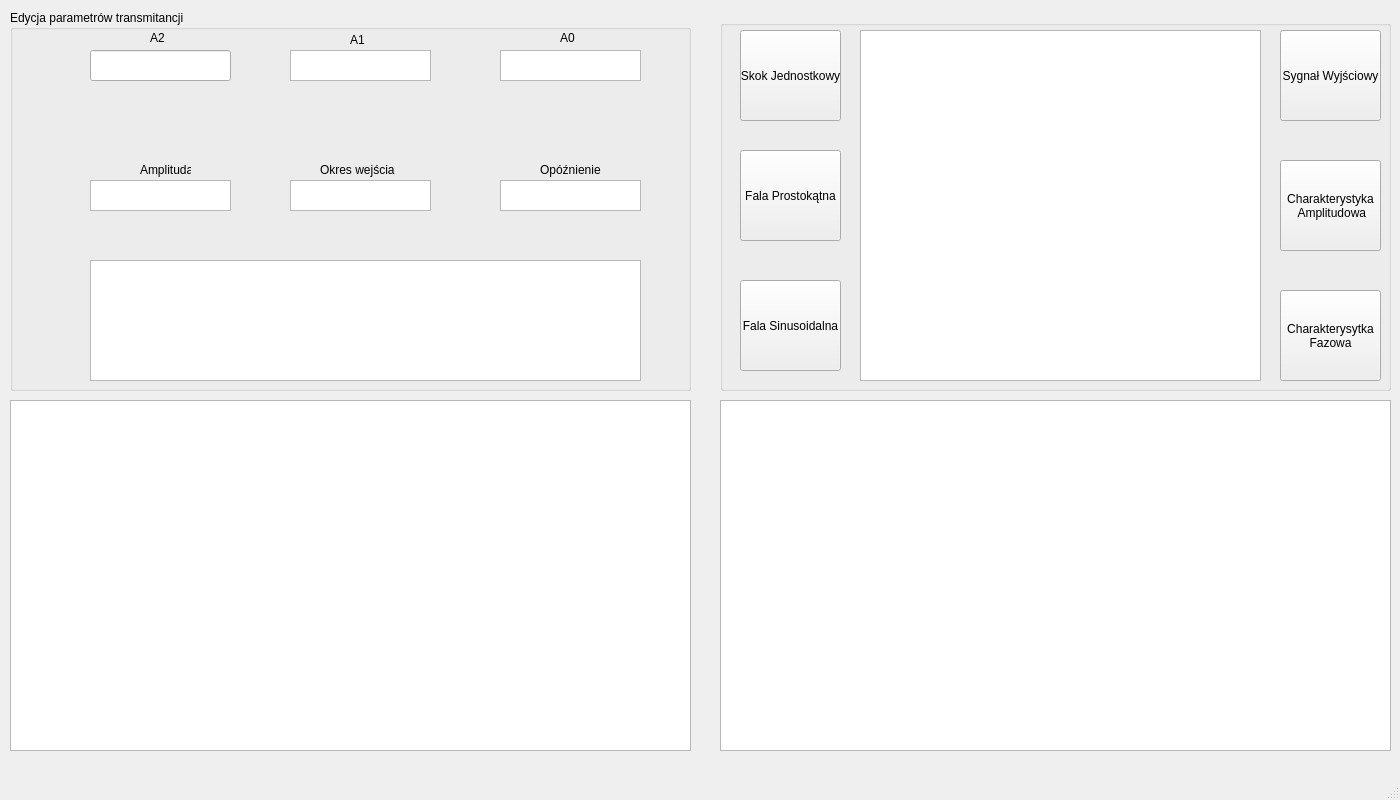
Qt form mainwindow.ui (Yannkess/MMM_Projekt) before a commit.
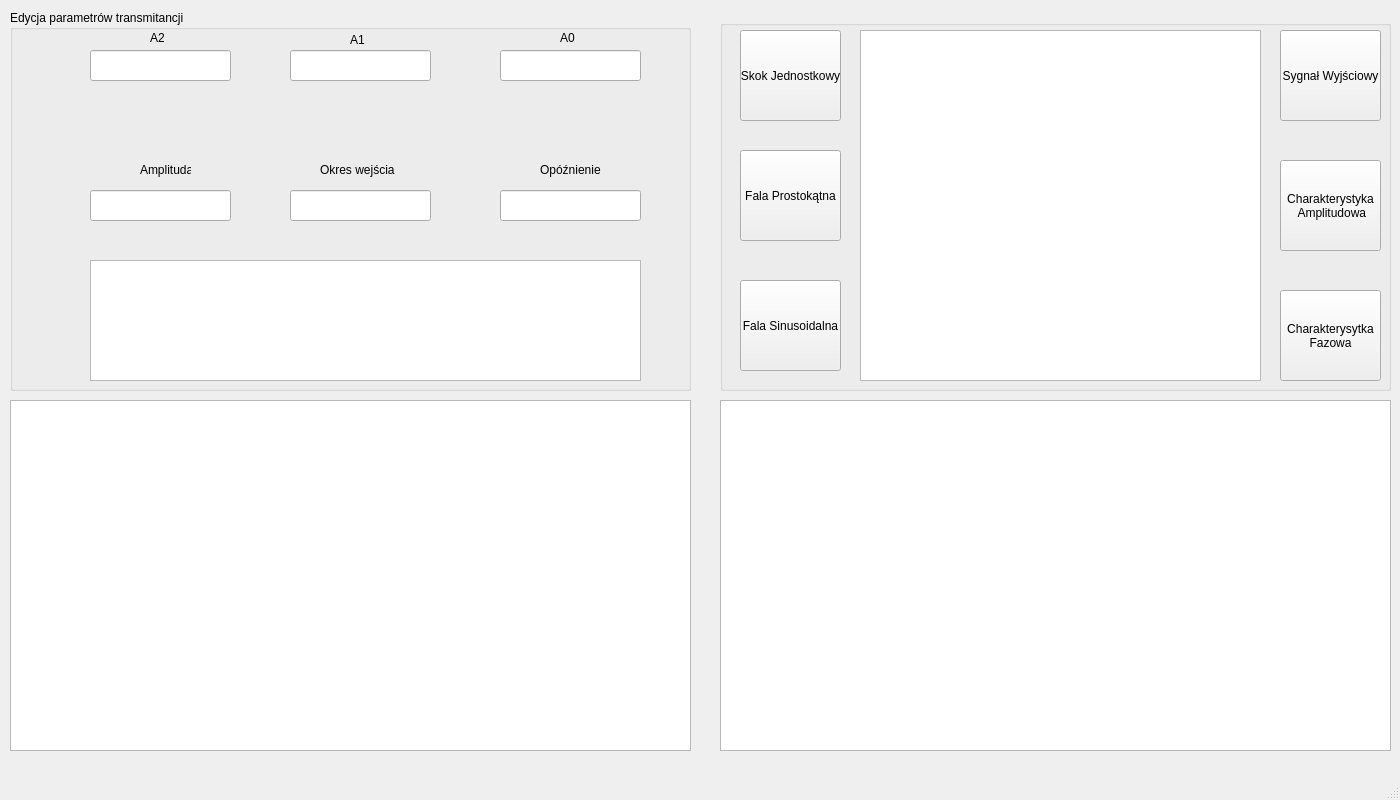
The same form after that commit. Custom widgets are drawn as their Qt base class.

The edit to the form file:
```diff
--- a/mainwindow.ui
+++ b/mainwindow.ui
@@ -59,26 +59,6 @@
       <string>A2</string>
      </property>
     </widget>
-    <widget class="QTextEdit" name="textEdit_A1">
-     <property name="geometry">
-      <rect>
-       <x>280</x>
-       <y>40</y>
-       <width>141</width>
-       <height>31</height>
-      </rect>
-     </property>
-    </widget>
-    <widget class="QTextEdit" name="textEdit_A0">
-     <property name="geometry">
-      <rect>
-       <x>490</x>
-       <y>40</y>
-       <width>141</width>
-       <height>31</height>
-      </rect>
-     </property>
-    </widget>
     <widget class="QLabel" name="label_2">
      <property name="geometry">
       <rect>
@@ -105,36 +85,6 @@
       <string>A0</string>
      </property>
     </widget>
-    <widget class="QTextEdit" name="textEdit_Amp">
-     <property name="geometry">
-      <rect>
-       <x>80</x>
-       <y>170</y>
-       <width>141</width>
-       <height>31</height>
-      </rect>
-     </property>
-    </widget>
-    <widget class="QTextEdit" name="textEdit_Tin">
-     <property name="geometry">
-      <rect>
-       <x>280</x>
-       <y>170</y>
-       <width>141</width>
-       <height>31</height>
-      </rect>
-     </property>
-    </widget>
-    <widget class="QTextEdit" name="textEdit_Op">
-     <property name="geometry">
-      <rect>
-       <x>490</x>
-       <y>170</y>
-       <width>141</width>
-       <height>31</height>
-      </rect>
-     </property>
-    </widget>
     <widget class="QLabel" name="label_4">
      <property name="geometry">
       <rect>
@@ -194,6 +144,56 @@
       </rect>
      </property>
     </widget>
+    <widget class="QLineEdit" name="lineEdit_A1">
+     <property name="geometry">
+      <rect>
+       <x>280</x>
+       <y>40</y>
+       <width>141</width>
+       <height>31</height>
+      </rect>
+     </property>
+    </widget>
+    <widget class="QLineEdit" name="lineEdit_A0">
+     <property name="geometry">
+      <rect>
+       <x>490</x>
+       <y>40</y>
+       <width>141</width>
+       <height>31</height>
+      </rect>
+     </property>
+    </widget>
+    <widget class="QLineEdit" name="lineEdit_Amp">
+     <property name="geometry">
+      <rect>
+       <x>80</x>
+       <y>180</y>
+       <width>141</width>
+       <height>31</height>
+      </rect>
+     </property>
+    </widget>
+    <widget class="QLineEdit" name="lineEdit_Tin">
+     <property name="geometry">
+      <rect>
+       <x>280</x>
+       <y>180</y>
+       <width>141</width>
+       <height>31</height>
+      </rect>
+     </property>
+    </widget>
+    <widget class="QLineEdit" name="lineEdit_Opoz">
+     <property name="geometry">
+      <rect>
+       <x>490</x>
+       <y>180</y>
+       <width>141</width>
+       <height>31</height>
+      </rect>
+     </property>
+    </widget>
    </widget>
    <widget class="QGroupBox" name="groupBox_2">
     <property name="geometry">
@@ -316,6 +316,13 @@
   </widget>
   <widget class="QStatusBar" name="statusbar"/>
  </widget>
+ <customwidgets>
+  <customwidget>
+   <class>QtCharts::QChartView</class>
+   <extends>QGraphicsView</extends>
+   <header>QtCharts</header>
+  </customwidget>
+ </customwidgets>
  <resources/>
  <connections/>
 </ui>
```
Left out of the diff: 4 changed lines with no effect on the pictures.
